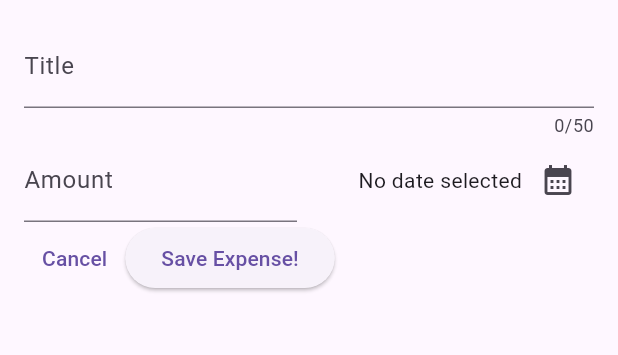
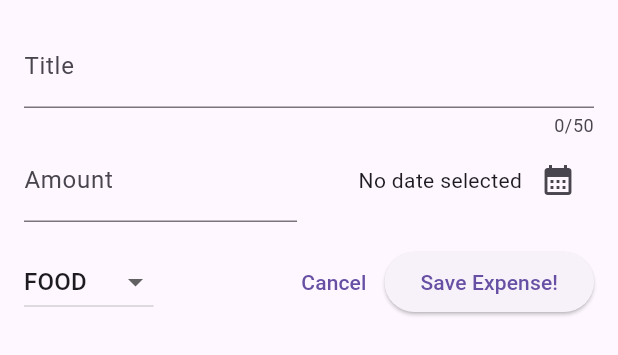
Before and after one commit to AlbertSigsbert/Expense-Tracker, a Flutter app: the NewExpense widget shown alone on an empty page, opened directly, on a phone screen of 412 x 824 dp. Shown: the top 355 px of the screen. Run offline on Flutter 3.47's test engine with Material 2 defaults, Android fonts, the phone set to English and light mode, and no system bars.

Commit message:
Add a dropDown button

```diff
--- a/lib/widgets/new_expense.dart
+++ b/lib/widgets/new_expense.dart
@@ -14,11 +14,16 @@ class _NewExpenseState extends State<NewExpense> {
   final _titleController = TextEditingController();
   final _amountController = TextEditingController();
   DateTime? _selectedDate;
+  Category _selectedCategory = Category.food;
 
-  void _presentDatePicker() async{
+  void _presentDatePicker() async {
     final now = DateTime.now();
     final lowestDate = DateTime(now.year - 1, now.month, now.day);
-    final pickedDate = await showDatePicker(context: context, initialDate: now, firstDate: lowestDate, lastDate: now);
+    final pickedDate = await showDatePicker(
+        context: context,
+        initialDate: now,
+        firstDate: lowestDate,
+        lastDate: now);
 
     setState(() {
       _selectedDate = pickedDate;
@@ -31,7 +36,6 @@ class _NewExpenseState extends State<NewExpense> {
     _amountController.dispose();
     super.dispose();
   }
-
 
   @override
   Widget build(BuildContext context) {
@@ -59,7 +63,9 @@ class _NewExpenseState extends State<NewExpense> {
               mainAxisAlignment: MainAxisAlignment.end,
               crossAxisAlignment: CrossAxisAlignment.center,
               children: [
-                  Text(_selectedDate == null ? 'No date selected':formatter.format(_selectedDate!) ),
+                Text(_selectedDate == null
+                    ? 'No date selected'
+                    : formatter.format(_selectedDate!)),
                 IconButton(
                     onPressed: _presentDatePicker,
                     icon: const Icon(Icons.calendar_month))
@@ -67,8 +73,25 @@ class _NewExpenseState extends State<NewExpense> {
             ))
           ],
         ),
+        const SizedBox(height: 16),
         Row(
           children: [
+            DropdownButton(
+                value: _selectedCategory,
+                items: Category.values
+                    .map((category) => DropdownMenuItem(
+                        value: category,
+                        child: Text(category.name.toUpperCase())))
+                    .toList(),
+                onChanged: (value) {
+                  if (value == null) {
+                    return;
+                  }
+                  setState(() {
+                    _selectedCategory = value;
+                  });
+                }),
+            const Spacer(),
             TextButton(
               onPressed: () {
                 Navigator.pop(context);
```
Lines whose indentation alone changed are shown as unchanged.
